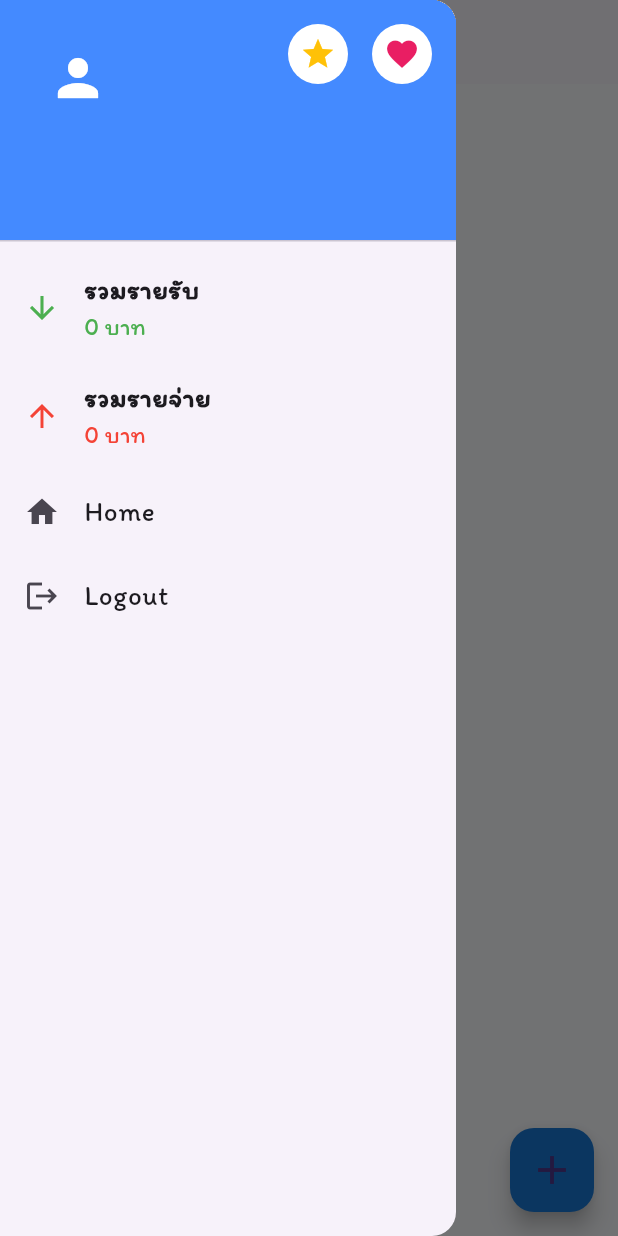
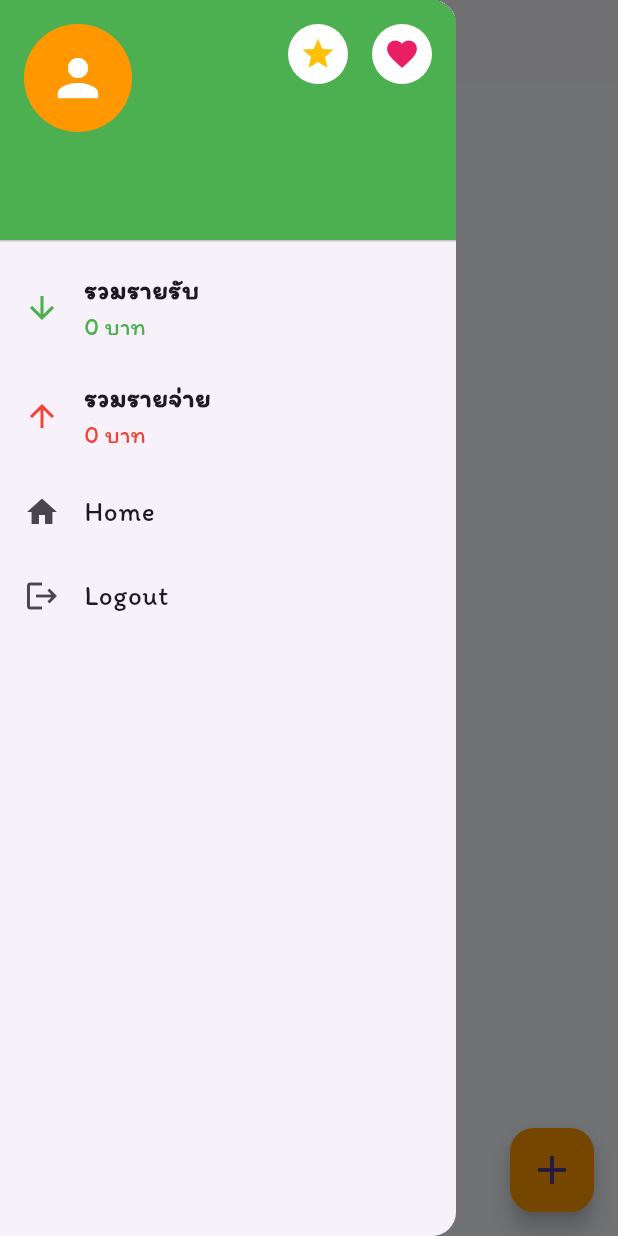
Before and after one commit to waranya154/Flutter_api_transaction_wallet, a Flutter app: the HomeScreen screen opened by its route, with the side drawer open, on a phone screen of 412 x 824 dp. Run offline on Flutter 3.47's test engine with Material 3 defaults, Android fonts, the phone set to English and light mode, and no system bars; our stand-ins replace get, hive; accounts and stored records are empty; network calls fail.

Commit message:
ui_fix_complete

```diff
--- a/lib/components/drawer.dart
+++ b/lib/components/drawer.dart
@@ -31,10 +31,11 @@ class AppDrawer extends StatelessWidget {
                 style: TextStyle(fontSize: 16),
               ),
               currentAccountPicture: CircleAvatar(
-                backgroundColor: Colors.blueAccent,
+                backgroundColor: Color(0xFFFF9800),
                 child: Icon(Icons.person, size: 40, color: Colors.white),
               ),
-              decoration: BoxDecoration(color: Colors.blueAccent),
+              decoration: BoxDecoration(color: Color(0xFF4CAF50),
+              ),
               otherAccountsPictures: [
                 CircleAvatar(
                   backgroundColor: Colors.white,
--- a/lib/components/transaction_card.dart
+++ b/lib/components/transaction_card.dart
@@ -15,9 +15,7 @@ class TransacCard extends StatelessWidget {
         color: Colors.white,
         borderRadius: BorderRadius.circular(12),
         border: Border.all(
-          color: transaction.type == 1
-              ? Colors.green
-              : ThemeData().primaryColorLight,
+          color: transaction.type == 1 ? Colors.green : Colors.red,
           width: 2,
         ),
         boxShadow: [
--- a/lib/components/user_profile_card.dart
+++ b/lib/components/user_profile_card.dart
@@ -42,7 +42,7 @@ class UserProfileCard extends StatelessWidget {
                       style: TextStyle(
                         fontSize: 24,
                         fontWeight: FontWeight.bold,
-                        color: Colors.blue[700],
+                        color: Color(0xFFFF9800),
                       ),
                     ),
                   ),
--- a/lib/screens/home.dart
+++ b/lib/screens/home.dart
@@ -79,12 +79,12 @@ class _HomeScreenState extends State<HomeScreen> {
         title: Row(
           mainAxisAlignment: MainAxisAlignment.center,
           children: [
-            Icon(Icons.account_balance_wallet_rounded, color: Colors.blue[700]),
+            Icon(Icons.account_balance_wallet_rounded, color: Color(0xFF4CAF50)),
             const SizedBox(width: 8),
             Text(
               'TangJa',
               style: TextStyle(
-                color: Colors.blue[700],
+                color: Color(0xFF4CAF50),
                 fontWeight: FontWeight.bold,
                 fontSize: 22,
                 letterSpacing: 1.2,
@@ -92,7 +92,7 @@ class _HomeScreenState extends State<HomeScreen> {
             ),
           ],
         ),
-        iconTheme: IconThemeData(color: Colors.blue[700]),
+        iconTheme: IconThemeData(color: Color(0xFF4CAF50)),
       ),
       drawer: AppDrawer(),
       body: FutureBuilder<List<TransactionData>>(
@@ -135,7 +135,7 @@ class _HomeScreenState extends State<HomeScreen> {
         },
       ),
       floatingActionButton: FloatingActionButton(
-        backgroundColor: Colors.blue[700],
+        backgroundColor: Color(0xFFFF9800),
         shape: RoundedRectangleBorder(borderRadius: BorderRadius.circular(16)),
         onPressed: () {
           showModalBottomSheet(
```
Also changed, not shown: lib/screens/login.dart (+17 -1 lines), lib/screens/transaction_form.dart (+67 -37 lines).
